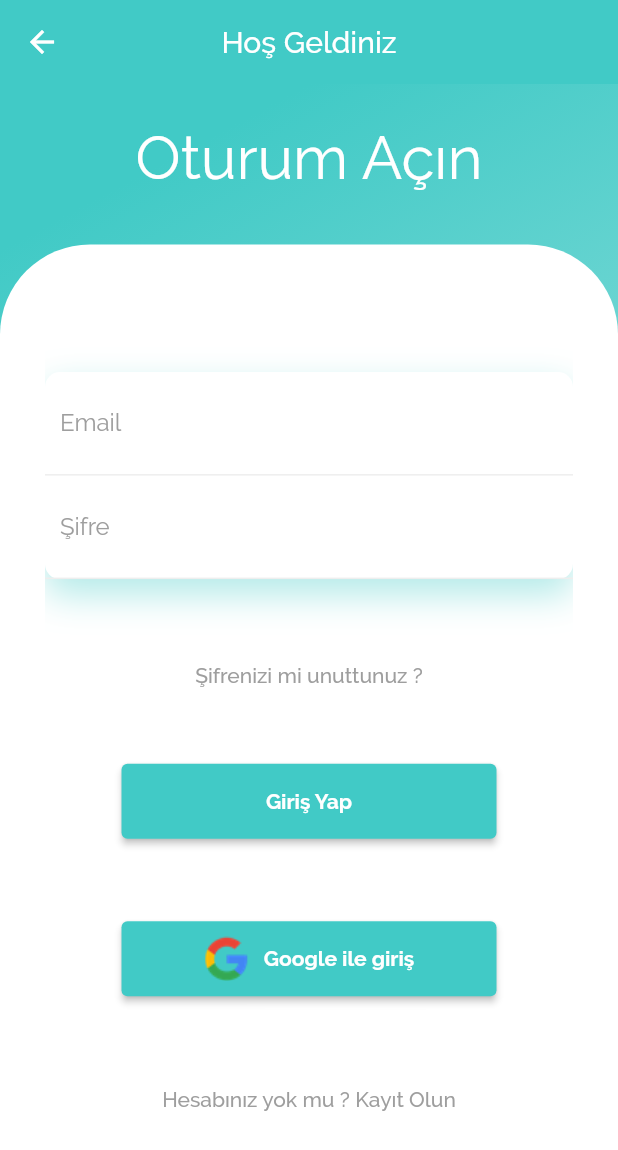
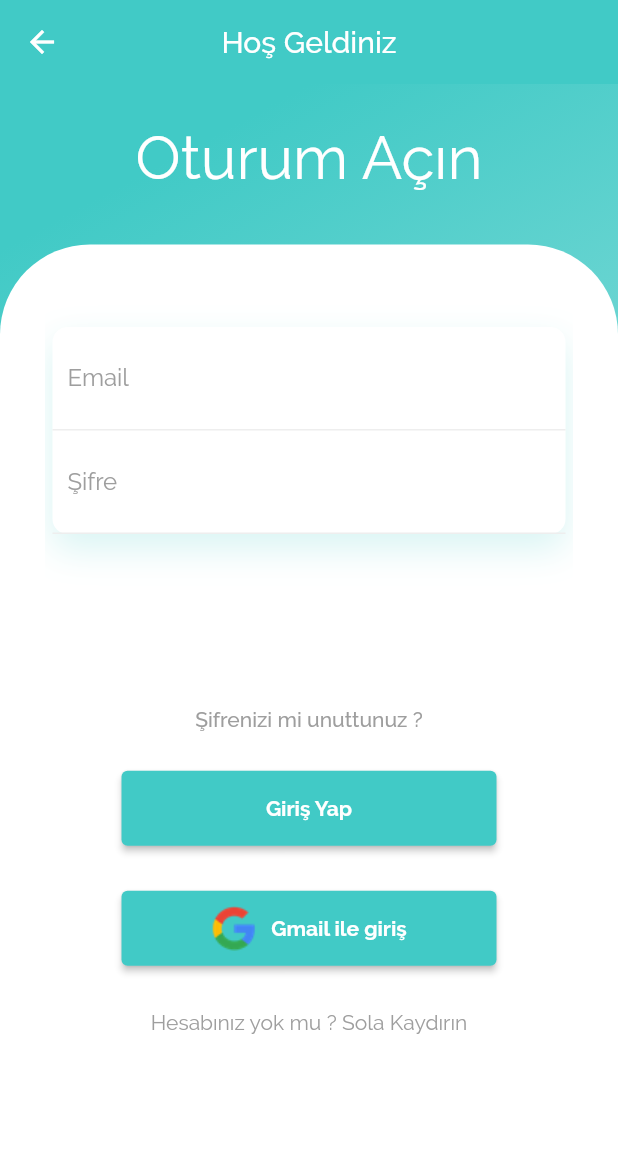
Before and after one commit to atasoy182/TFinderApp, a Flutter app: the screen it shows after launch, after a tap on the "arrow forward" icon, on a phone screen of 412 x 824 dp. Shown: the top 1150 px of the screen. Run offline on Flutter 3.47's test engine with Material 2 defaults, Android fonts, the phone set to English and light mode, and no system bars; our stand-ins replace simple_animations.

Commit message:
Default tema rengi ayarlandı.

```diff
--- a/lib/constants.dart
+++ b/lib/constants.dart
@@ -18,3 +18,20 @@ const turkuazDefault = Color.fromRGBO(65, 202, 198, 1);
 const turkuazWithOpacity = Color.fromRGBO(65, 202, 198, 0.8);
 const turkuazWithOpacity2 = Color.fromRGBO(65, 202, 198, 0.6);
 const turkuazWithOpacity3 = Color.fromRGBO(65, 202, 198, 0.4);
+const turkuazWithOpacity4 = Color.fromRGBO(65, 202, 198, 0.2);
+
+const MaterialColor turkuazMaterialColor = const MaterialColor(
+  0xFF41CAC6,
+  const <int, Color>{
+    50: Color.fromRGBO(65, 202, 198, .1),
+    100: Color.fromRGBO(65, 202, 198, .2),
+    200: Color.fromRGBO(65, 202, 198, .3),
+    300: Color.fromRGBO(65, 202, 198, .4),
+    400: Color.fromRGBO(65, 202, 198, .5),
+    500: Color.fromRGBO(65, 202, 198, .6),
+    600: Color.fromRGBO(65, 202, 198, .7),
+    700: Color.fromRGBO(65, 202, 198, .8),
+    800: Color.fromRGBO(65, 202, 198, .9),
+    900: Color.fromRGBO(65, 202, 198, 1),
+  },
+);
--- a/lib/login_page.dart
+++ b/lib/login_page.dart
@@ -1,3 +1,4 @@
+import 'package:flutter/cupertino.dart';
 import 'package:flutter/material.dart';
 import 'package:tfinder_app/Animation/FadeAnimation.dart';
 import 'package:tfinder_app/constants.dart';
@@ -25,10 +26,10 @@ class _LoginPageState extends State<LoginPage> {
   Widget build(BuildContext context) {
     return Scaffold(
       appBar: AppBar(
-        backgroundColor: turkuazRenk,
         leading: IconButton(
           icon: Icon(Icons.arrow_back, color: Colors.white),
           onPressed: () {
+            animateBody = true;
             return Navigator.of(context).pop();
           },
         ),
@@ -128,17 +129,18 @@ class _loginPageBodyState extends State<loginPageBody> {
       mainAxisAlignment: MainAxisAlignment.spaceEvenly,
       children: <Widget>[
         SizedBox(
-          height: 30,
+          height: 20,
         ),
         FadeAnimation(
             1.4,
             Container(
+              margin: EdgeInsets.all(5),
               decoration: BoxDecoration(
                   color: Colors.white,
                   borderRadius: BorderRadius.circular(10),
                   boxShadow: [
                     BoxShadow(
-                        color: turkuazWithOpacity3,
+                        color: turkuazWithOpacity4,
                         blurRadius: 20,
                         offset: Offset(0, 10))
                   ]),
@@ -177,6 +179,7 @@ class _loginPageBodyState extends State<loginPageBody> {
               ),
             ),
             animateBody),
+        Spacer(),
         SizedBox(
           height: 15,
         ),
@@ -237,7 +240,7 @@ class _loginPageBodyState extends State<loginPageBody> {
                       width: 10,
                     ),
                     Text(
-                      "Google ile giriş",
+                      "Gmail ile giriş",
                       style: TextStyle(
                           color: Colors.white, fontWeight: FontWeight.bold),
                     ),
@@ -248,17 +251,16 @@ class _loginPageBodyState extends State<loginPageBody> {
             ),
             animateBody),
         SizedBox(
-          height: 20,
+          height: 30,
         ),
         FadeAnimation(
             1.5,
-            TextButton(
-                onPressed: _toggle,
-                child: Text(
-                  "Hesabınız yok mu ? Kayıt Olun",
-                  style: TextStyle(color: Colors.grey),
-                )),
+            Text(
+              "Hesabınız yok mu ? Sola Kaydırın",
+              style: TextStyle(color: Colors.grey),
+            ),
             animateBody),
+        Spacer(),
       ],
     );
   }
--- a/lib/main.dart
+++ b/lib/main.dart
@@ -13,7 +13,7 @@ class MyApp extends StatelessWidget {
       title: 'T-Finder',
       debugShowCheckedModeBanner: false,
       theme: ThemeData(
-        primarySwatch: Colors.cyan,
+        primarySwatch: turkuazMaterialColor,
         fontFamily: "Raleway",
         textTheme: TextTheme(
           headline6: TextStyle(fontFamily: 'Raleway'),
--- a/lib/start_page.dart
+++ b/lib/start_page.dart
@@ -21,10 +21,10 @@ class _StartPageState extends State<StartPage> {
             Container(
               height: size.height * .45,
               decoration: BoxDecoration(
-                color: topViewColor,
+                color: Theme.of(context).primaryColor.withOpacity(.7),
               ),
             ),
-            imageShow(size),
+            //imageShow(size),
           ]),
           Spacer(),
           Center(
@@ -58,7 +58,8 @@ class _StartPageState extends State<StartPage> {
             padding: const EdgeInsets.all(2.0),
             decoration: BoxDecoration(
               shape: BoxShape.circle,
-              border: Border.all(color: defaultThemeColor),
+              border: Border.all(
+                  color: Theme.of(context).primaryColor.withOpacity(.5)),
             ),
             child: Padding(
               padding: const EdgeInsets.all(8.0),
@@ -71,7 +72,7 @@ class _StartPageState extends State<StartPage> {
                     }),
                   );
                 },
-                color: defaultThemeColor,
+                color: Theme.of(context).primaryColor,
                 textColor: Colors.white,
                 child: Icon(
                   Icons.arrow_forward,
```
